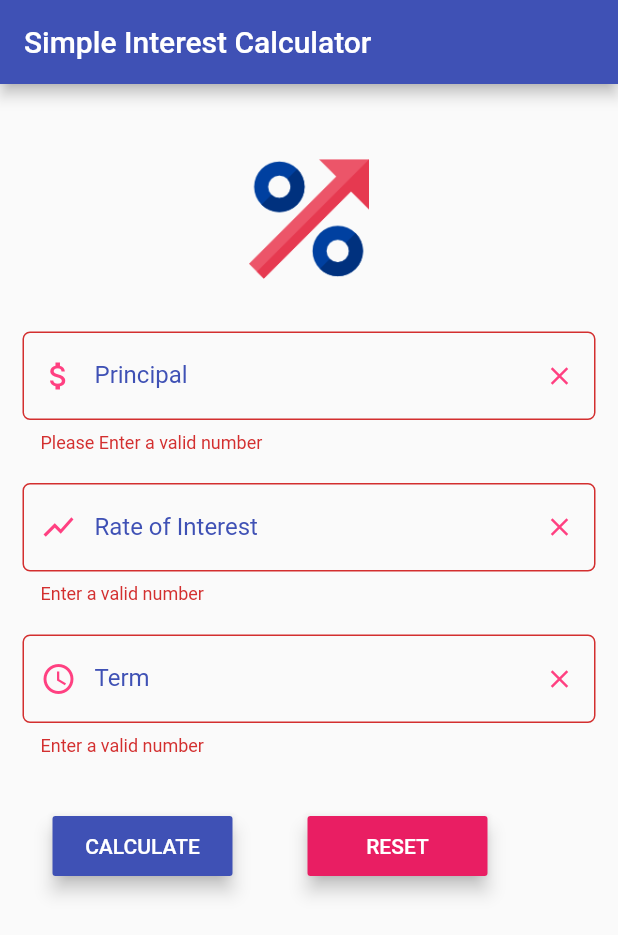
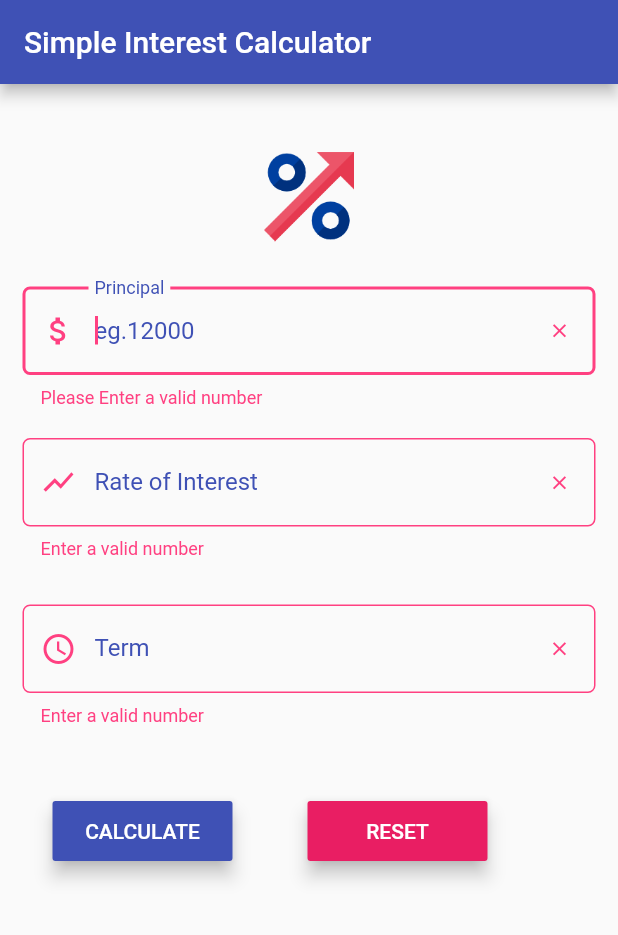
Before and after one commit to tarunvelagala/Simple-Interest-Calculator, a Flutter app: the screen it shows after launch, after a tap on "CALCULATE", on a phone screen of 412 x 824 dp. Shown: the top 935 px of the screen. Run offline on Flutter 3.47's test engine with Material 2 defaults, Android fonts, the phone set to English and light mode, and no system bars.

Commit message:
Splash Screen Animations Added

```diff
--- a/lib/homeScreen.dart
+++ b/lib/homeScreen.dart
@@ -11,6 +11,15 @@ class MyApp extends StatefulWidget {
   }
 }
 
+ThemeData buildTheme() {
+  final ThemeData base = ThemeData();
+  return base.copyWith(
+    hintColor: Colors.indigo,
+    errorColor: Colors.pinkAccent
+
+
+  );
+}
 class MyState extends State {
   void initState() {
     super.initState();
@@ -27,7 +36,7 @@ class MyState extends State {
 
     // TODO: implement build
     return new MaterialApp(
-
+      theme: buildTheme(),
       title: 'Simple Interest Calculator',
       color: Colors.indigo,
       home: new Scaffold(
@@ -54,6 +63,7 @@ class MyState extends State {
         new Padding(
             padding: EdgeInsets.only(bottom: 20.0),
             child: TextFormField(
+              autofocus: true,
               validator: (String value) {
                 if (value.isEmpty) {
                   return 'Please Enter a valid number';
@@ -61,7 +71,7 @@ class MyState extends State {
               },
               controller: _principalController,
               decoration: InputDecoration(
-                  suffixIcon: IconButton(icon: Icon(Icons.clear,color: Colors.pinkAccent,size: 20.0), onPressed: (){_principalController.clear();}),
+                  suffixIcon: IconButton(icon: Icon(Icons.clear,color: Colors.pinkAccent,size: 15.0), onPressed: (){_principalController.clear();}),
                   labelText: "Principal",
                   labelStyle: TextStyle(color: Colors.indigo),
                   hintText: 'eg.12000',
@@ -73,7 +83,7 @@ class MyState extends State {
               keyboardType: TextInputType.numberWithOptions(decimal: true),
             )),
         new Padding(
-            padding: EdgeInsets.only(bottom: 20.0),
+            padding: EdgeInsets.only(bottom: 30.0),
             child: TextFormField(
               validator: (String arg) {
                 if (arg.isEmpty) {
@@ -89,13 +99,14 @@ class MyState extends State {
                     Icons.show_chart,
                     color: Colors.pinkAccent,
                   ),
-                  suffixIcon: IconButton(icon: Icon(Icons.clear,color: Colors.pinkAccent,size: 20.0,), onPressed: (){_roiController.clear();}),
+                  suffixIcon: IconButton(icon: Icon(Icons.clear,color: Colors.pinkAccent,size: 15.0,), onPressed: (){_roiController.clear();}),
                   border: OutlineInputBorder(
-                      borderRadius: BorderRadius.circular(5.0))),
+
+                      borderRadius: BorderRadius.circular(5.0),)),
               keyboardType: TextInputType.numberWithOptions(decimal: true),
             )),
         new Padding(
-            padding: EdgeInsets.only(bottom: 20.0),
+            padding: EdgeInsets.only(bottom: 30.0),
             child: TextFormField(
               validator: (String arg) {
                 if (arg.isEmpty) {
@@ -104,7 +115,7 @@ class MyState extends State {
               },
               controller: _termController,
               decoration: InputDecoration(
-                  suffixIcon: IconButton(icon: Icon(Icons.clear,color: Colors.pinkAccent,size: 20.0), onPressed: (){_termController.clear();}),
+                  suffixIcon: IconButton(icon: Icon(Icons.clear,color: Colors.pinkAccent,size: 15.0), onPressed: (){_termController.clear();}),
                   labelText: "Term",
                   labelStyle: TextStyle(color: Colors.indigo),
                   prefixIcon: const Icon(
@@ -174,6 +185,7 @@ class MyState extends State {
     _roiController.text = '';
     _termController.text = '';
     _displayResult = '';
+
     //_currentItemSelected = _currencies[0];
   }
 
@@ -191,7 +203,7 @@ class Image1 extends StatelessWidget {
     return Container(
       padding: EdgeInsets.only(top: 30.0, bottom: 30.0),
       width: 80.0,
-      height: 150.0,
+      height: 120.0,
       child: image,
     );
 
--- a/lib/main.dart
+++ b/lib/main.dart
@@ -11,13 +11,14 @@ void main() {
     },
   ));
 }
+
 class SplashScreen extends StatefulWidget {
   @override
   _SplashScreenState createState() => new _SplashScreenState();
 }
 class _SplashScreenState extends State<SplashScreen> {
   startTime() async {
-    var _duration = new Duration(seconds: 3);
+    var _duration = new Duration(seconds: 4);
     return new Timer(_duration, navigationPage);
   }
 
@@ -32,12 +33,35 @@ class _SplashScreenState extends State<SplashScreen> {
   }
   @override
   Widget build(BuildContext context) {
-    return new Scaffold(
-      body: new Center(
-        child: new Image.asset('images/percentage.png'),
-      ),
+    AssetImage assetImage = AssetImage('images/percentage.png');
+    Image image = Image(
+      image: assetImage,
+      width: 60.0,
+      height: 60.0,
+    );
+    return MaterialApp(
+      debugShowCheckedModeBanner: false,
+        home: Scaffold(
+          backgroundColor: Colors.white,
+          body: Center(
+              child: SafeArea(child: Column(mainAxisAlignment: MainAxisAlignment.start,children: <Widget>[
+                Padding(padding: EdgeInsets.only(top:150.0),child: CircleAvatar(child: image,radius: 50.0,backgroundColor: Colors.white,),),
+                Padding(padding: EdgeInsets.all(30.0),child:Center(child: Column(children: <Widget>[Text("SIMPLE INTEREST \n CALCULATOR",style: TextStyle(fontSize: 20.0,fontWeight: FontWeight.bold),)],) ,),),
+                Expanded(child: Container(
+                  child: Column(
+                    mainAxisAlignment: MainAxisAlignment.end,
+                    children: <Widget>[
+                      LinearProgressIndicator(valueColor:new AlwaysStoppedAnimation<Color>(Colors.pink),backgroundColor: Colors.indigo,),
+                      Padding(padding: EdgeInsets.only(top: 40.0)),
+                      Text("Your App is Loading",style: TextStyle(fontWeight: FontWeight.bold),),
+                      Padding(padding: EdgeInsets.only(top: 40.0)),
 
-    );
+                    ],
+                  ),
+                ))
+              ],))
+          ),
+        ));
 
   }
 }
--- a/pubspec.yaml
+++ b/pubspec.yaml
@@ -42,6 +42,7 @@ flutter:
 
 
 
+
 flutter_icons:
   image_path: "images/web_hi_res_512.png"
   android: true
```
Also changed, not shown: 5 other files.
